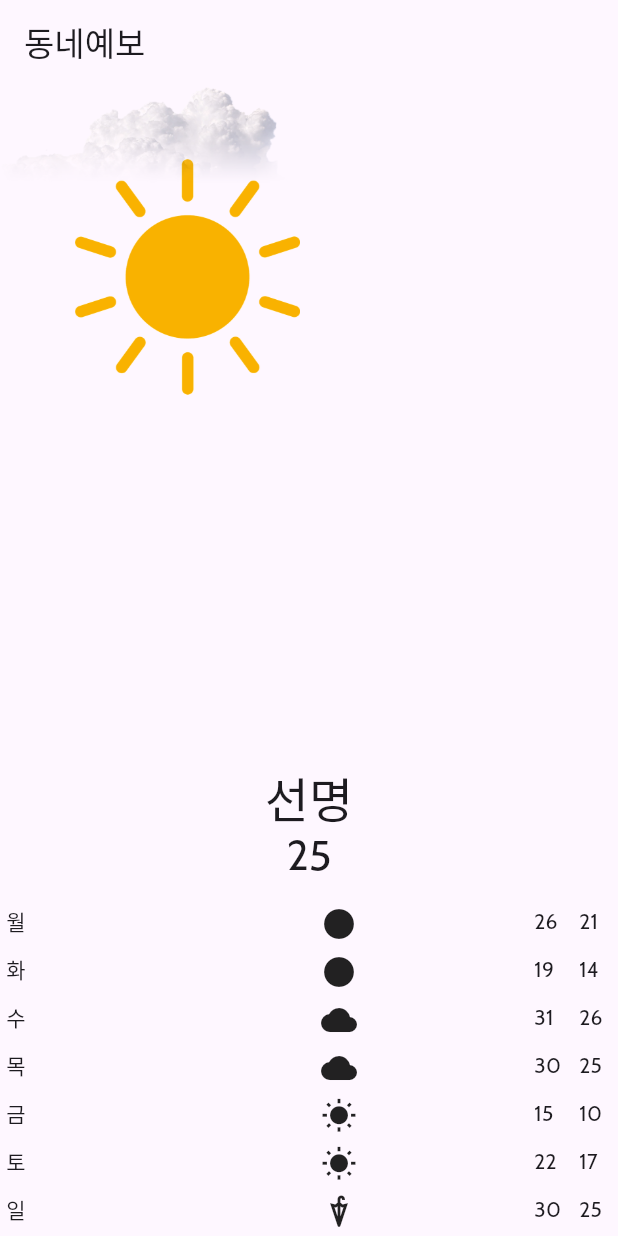
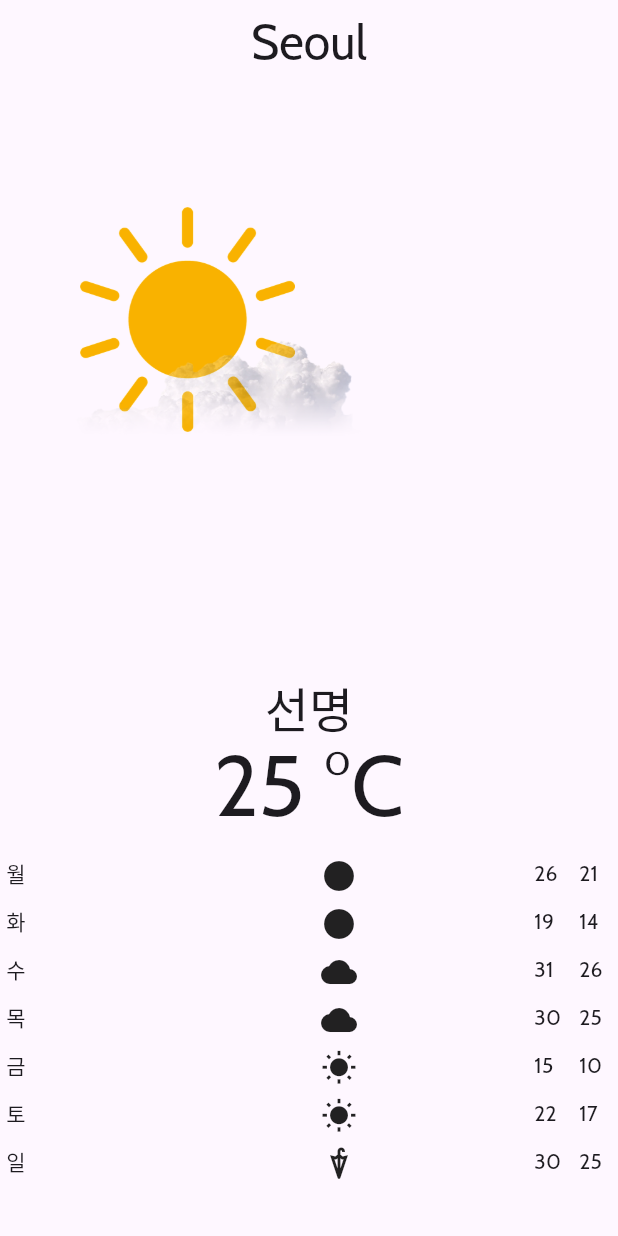
Before and after one commit to HyungKuIm/weather_app2, a Flutter app: the screen it shows after launch, on a phone screen of 412 x 824 dp. Run offline on Flutter 3.47's test engine with Material 3 defaults, Android fonts, the light colour scheme and no system bars; project files that could hold a hidden picture were left out.

Commit message:
온도옆에 섭씨 온도 붙임

```diff
--- a/lib/models/weather.dart
+++ b/lib/models/weather.dart
@@ -47,11 +47,13 @@ class Temperature {
   final int current;
   final TemperatureUnit temperatureUnit;
 
-  Temperature({required this.current, this.temperatureUnit = TemperatureUnit.celcius});
+  static int celsiusToFahrenheit(int temp) => (temp * 9 / 5 + 32).floor();
+
+  Temperature({required this.current, this.temperatureUnit = TemperatureUnit.celsius});
 }
 
 // 온도단위
-enum TemperatureUnit { celcius, fahrenheit }
+enum TemperatureUnit { celsius, fahrenheit }
 
 // 날씨상세
 enum WeatherDescription { clear, cloudy, sunny, rain }
--- a/lib/page/forecast_page.dart
+++ b/lib/page/forecast_page.dart
@@ -3,6 +3,7 @@ import 'package:weather_app2/controller/forecast_controller.dart';
 import 'package:weather_app2/models/weather.dart';
 import 'package:weather_app2/utils/DateUtils.dart' as dt;
 import 'package:weather_app2/utils/weather_utils.dart';
+import 'package:weather_app2/utils/humanize.dart';
 
 class ForecastPage extends StatefulWidget {
 
@@ -34,15 +35,19 @@ class _ForecastPageState extends State<ForecastPage> {
     final forecast = _forecastController.forecast;
 
     return Scaffold(
-      appBar: AppBar(title: Text(widget.title)),
-      body: Stack(
+      appBar: AppBar(title: Text(
+          _forecastController.nowWeather.city,
+        style: Theme.of(context).textTheme.headlineLarge,
+      ), centerTitle: true,),
+      body: Padding(padding: EdgeInsets.symmetric(vertical: 32.0),
+        child: Stack(
           children: <Widget>[
             Positioned(
                 left: 50.0, top: 50.0,
-              child: Image.asset('assets/images/sun.png', width: 150.0,)),
+                child: Image.asset('assets/images/sun.png', width: 150.0, height: 150.0,)),
             Positioned(
-              // left: 100.0, top: 150.0,
-              child: Image.asset('assets/images/cloud.png', width: 200.0,)),
+                left: 50.0, top: 120.0,
+                child: Image.asset('assets/images/cloud.png', width: 200.0, height: 100.0,)),
             Column(
               verticalDirection: VerticalDirection.up,
               children: <Widget>[
@@ -78,14 +83,16 @@ class _ForecastPageState extends State<ForecastPage> {
                         Weather.displayValues[_forecastController.nowWeather.weatherDescription]!,
                           style: Theme.of(context).textTheme.headlineLarge),
                       Text(
-                        _forecastController.nowWeather.temperature.current.toString(),
-                        style: Theme.of(context).textTheme.headlineMedium),
+                        Humanize.currentTemperature(TemperatureUnit.celsius, _forecastController.nowWeather)
+                          ,
+                          style: Theme.of(context).textTheme.displayLarge),
                     ],
                   ),)
               ],
             )
           ],
         )
+      )
     );
   }
 
--- /dev/null
+++ b/lib/utils/humanize.dart
@@ -0,0 +1,15 @@
+import 'package:weather_app2/models/weather.dart';
+import 'package:weather_app2/utils/weather_utils.dart';
+
+import 'DateUtils.dart';
+
+class Humanize {
+
+  static String currentTemperature(TemperatureUnit unit, Weather temp) {
+    var tempInt = temp.temperature.current;
+    if (unit == TemperatureUnit.fahrenheit) {
+      tempInt = Temperature.celsiusToFahrenheit(temp.temperature.current);
+    }
+    return '$tempInt ${WeatherUtil.temperatureLabels[unit]}';
+  }
+}
--- a/lib/utils/weather_utils.dart
+++ b/lib/utils/weather_utils.dart
@@ -8,4 +8,9 @@ class WeatherUtil {
     WeatherDescription.clear: Icons.brightness_1,
     WeatherDescription.rain: Icons.umbrella
   };
+
+  static Map<TemperatureUnit, String> temperatureLabels = {
+    TemperatureUnit.celsius: "°C",
+    TemperatureUnit.fahrenheit: "°F",
+  };
 }
```
Lines whose indentation alone changed are shown as unchanged.
